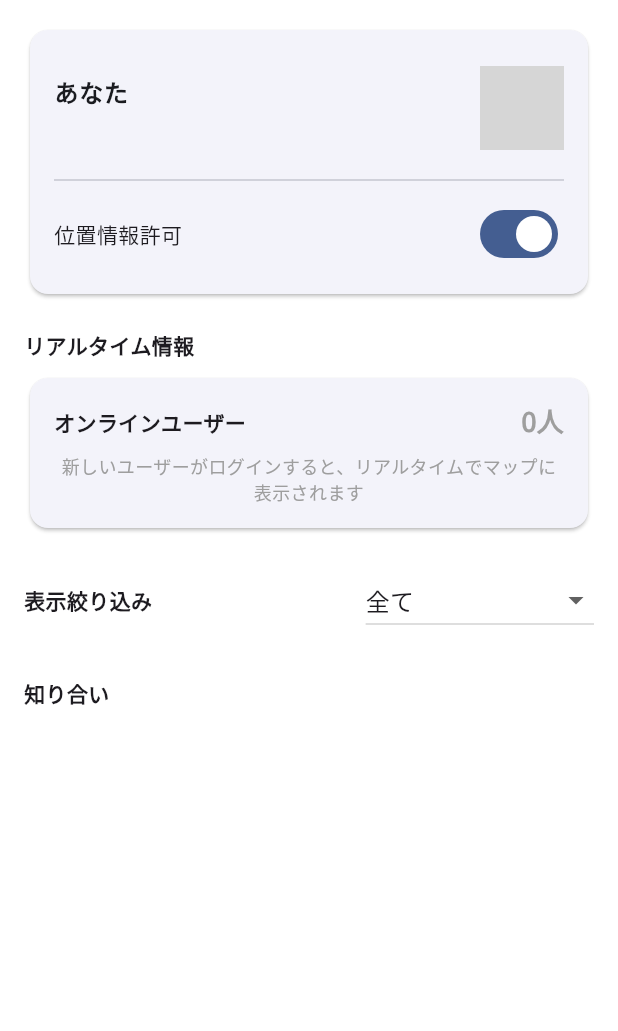
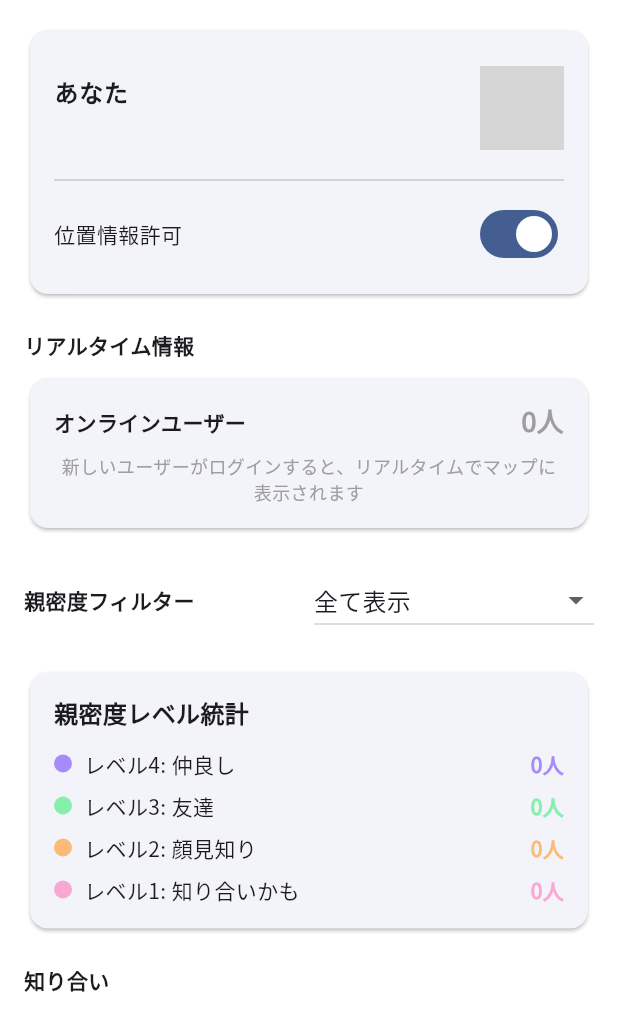
Before and after one commit to naka6ryo/Yuruito_UI_idea, a Flutter app: the HomeScreen widget shown alone on an empty page, opened directly, on a phone screen of 412 x 824 dp. Shown: the top 1031 px of the screen. Run offline on Flutter 3.47's test engine with Material 3 defaults, Android fonts, the phone set to English and light mode, and no system bars; our stand-ins replace cloud_firestore, firebase_auth, firebase_core, firebase_storage, flutter_riverpod, geolocator and 3 more; missing offline and left inert: dart:html, dart:js_util; accounts and stored records are empty; network calls fail; statements that could not run were skipped; grey boxes are pictures that could not be loaded.

Commit message:
add: good

```diff
--- a/lib/features/home/presentation/home_screen.dart
+++ b/lib/features/home/presentation/home_screen.dart
@@ -6,6 +6,7 @@ import 'package:firebase_auth/firebase_auth.dart';
 import 'package:cloud_firestore/cloud_firestore.dart';
 import '../widgets/user_card.dart';
 import '../../profile/presentation/my_profile_screen.dart';
+import '../../map/ShinmituDo/intimacy_calculator.dart';
 
 
 class HomeScreen extends StatefulWidget {
@@ -20,13 +21,14 @@ State<HomeScreen> createState() => _HomeScreenState();
 class _HomeScreenState extends State<HomeScreen> {
 final repo = FirebaseUserRepository();
 final _auth = FirebaseAuth.instance;
+final _intimacyCalculator = IntimacyCalculator();
 bool proximityOn = true;
 bool dmOn = true;
 bool locationOn = true;
 late Future<List<UserEntity>> acquaintances;
 late Future<List<UserEntity>> newAcq;
 // ▼ ここを追加（_HomeScreenState のフィールドに追記）
-Relationship? _relationFilter; // プルダウンの選択値（今回はUIのみで未使用）
+Relationship? _relationFilter; // プルダウンの選択値
 
 
 
@@ -164,42 +166,38 @@ Padding(
     mainAxisAlignment: MainAxisAlignment.spaceBetween,
     children: [
       const Text(
-        '表示絞り込み',
+        '親密度フィルター',
         style: TextStyle(fontWeight: FontWeight.bold),
       ),
       DropdownButton<Relationship?>(
-        value: _relationFilter, // 初期値は null（未選択）なので hint を表示
-        hint: const Text('選択してください'),
+        value: _relationFilter,
+        hint: const Text('レベルを選択'),
         items: const [
           DropdownMenuItem<Relationship?>(
             value: null,
-            child: Text('全て'),
+            child: Text('全て表示'),
           ),
           DropdownMenuItem(
             value: Relationship.close,
-            child: Text('仲良し'),
+            child: Text('レベル4: 仲良し'),
           ),
           DropdownMenuItem(
             value: Relationship.friend,
-            child: Text('友達'),
+            child: Text('レベル3: 友達'),
           ),
           DropdownMenuItem(
             value: Relationship.acquaintance,
-            child: Text('顔見知り'),
+            child: Text('レベル2: 顔見知り'),
           ),
           DropdownMenuItem(
             value: Relationship.passingMaybe,
-            child: Text('知り合いかも'),
+            child: Text('レベル1: 知り合いかも'),
           ),
-
-
-
         ],
         onChanged: (rel) {
           setState(() {
             _relationFilter = rel;
           });
-          // ※ ここでは UI の選択状態を保持するだけ（フィルタ処理はまだ実装しない）
         },
       ),
     ],
@@ -207,7 +205,52 @@ Padding(
 ),
 // ▲▲▲ ここまで挿入 ▲▲▲
 
+// 親密度レベル統計情報
+const SizedBox(height: 12),
+Card(
+  child: Padding(
+    padding: const EdgeInsets.all(16),
+    child: Column(
+      crossAxisAlignment: CrossAxisAlignment.start,
+      children: [
+        const Text(
+          '親密度レベル統計',
+          style: TextStyle(fontWeight: FontWeight.bold, fontSize: 16),
+        ),
+        const SizedBox(height: 12),
+        StreamBuilder<Map<String, int?>>(
+          stream: _intimacyCalculator.watchIntimacyMap(_auth.currentUser?.uid ?? ''),
+          builder: (context, snap) {
+            final intimacyMap = snap.data ?? <String, int?>{};
+            final levelCounts = <int, int>{};
 
+            // 各レベルの人数をカウント
+            for (final level in intimacyMap.values) {
+              if (level != null && level > 0) {
+                levelCounts[level] = (levelCounts[level] ?? 0) + 1;
+              }
+            }
+
+            debugPrint('🔍 親密度マップ: $intimacyMap');
+            debugPrint('📊 レベル別カウント: $levelCounts');
+
+            return Column(
+              children: [
+                _buildLevelStatRow('レベル4: 仲良し', levelCounts[4] ?? 0, const Color(0xFFA78BFA)),
+                const SizedBox(height: 8),
+                _buildLevelStatRow('レベル3: 友達', levelCounts[3] ?? 0, const Color(0xFF86EFAC)),
+                const SizedBox(height: 8),
+                _buildLevelStatRow('レベル2: 顔見知り', levelCounts[2] ?? 0, const Color(0xFFFDBA74)),
+                const SizedBox(height: 8),
+                _buildLevelStatRow('レベル1: 知り合いかも', levelCounts[1] ?? 0, const Color(0xFFF9A8D4)),
+              ],
+            );
+          },
+        ),
+      ],
+    ),
+  ),
+),
 
 /*const SizedBox(height: 12),
 const Padding(
@@ -227,48 +270,74 @@ return UserCard(user: u);
 
 
 const SizedBox(height: 12),
-const Padding(
-padding: EdgeInsets.symmetric(vertical: 8),
-child: Text('知り合い', style: TextStyle(fontWeight: FontWeight.bold)),
+Padding(
+  padding: const EdgeInsets.symmetric(vertical: 8),
+  child: Row(
+    mainAxisAlignment: MainAxisAlignment.spaceBetween,
+    children: [
+      Text(
+        _relationFilter != null
+            ? '${_relationFilter!.label} (レベル${_relationFilter!.level})'
+            : '知り合い',
+        style: const TextStyle(fontWeight: FontWeight.bold),
+      ),
+      if (_relationFilter != null)
+        TextButton(
+          onPressed: () {
+            setState(() {
+              _relationFilter = null;
+            });
+          },
+          child: const Text('フィルター解除'),
+        ),
+    ],
+  ),
 ),
-FutureBuilder(
-future: acquaintances,
-builder: (context, snap) {
+StreamBuilder<List<UserEntity>>(
+  stream: repo.watchAllUsersWithLocations(),
+  builder: (context, snap) {
+    final users = snap.data ?? <UserEntity>[];
 
-    void debugCounts(List<UserEntity> xs) {
-      final m = {for (final r in Relationship.values) r: 0};
-      for (final u in xs) {
-        m[u.relationship] = (m[u.relationship] ?? 0) + 1;
-      }
-      m.forEach((k, v) => debugPrint('[$k] $v'));
-    }
+    return StreamBuilder<Map<String, int?>>(
+      stream: _intimacyCalculator.watchIntimacyMap(_auth.currentUser?.uid ?? ''),
+      builder: (context, intimacySnap) {
+        final intimacyMap = intimacySnap.data ?? <String, int?>{};
 
-    // ここに挿入（sortの前）
-    final raw = (snap.data ?? <UserEntity>[]);
-debugCounts(raw);
+        // 実際の親密度レベルが1以上のユーザーのみを表示
+        var list = users.where((u) {
+          final actualLevel = intimacyMap[u.id];
+          return actualLevel != null && actualLevel > 0;
+        }).toList();
 
-// まず none だけ除外
-var list = raw.where((u) => u.relationship != Relationship.none).toList();
+        // フィルター処理：選択されたレベルに一致するユーザーのみ表示
+        if (_relationFilter != null) {
+          list = list.where((u) {
+            final actualLevel = intimacyMap[u.id];
+            return actualLevel == _relationFilter!.level;
+          }).toList();
+          debugPrint('🔍 フィルター適用: ${_relationFilter!.label} (レベル${_relationFilter!.level}) - ${list.length}人');
+        } else {
+          debugPrint('🔍 フィルターなし: 全レベル表示 - ${list.length}人');
+        }
 
-// ▼ フィルタ：_relationFilter が null（=すべて）なら通す。非nullなら一致のみ。
-if (_relationFilter != null) {
-  list = list.where((u) => u.relationship == _relationFilter).toList();
-}
+        // 実際の親密度レベル順にソート（レベル4: 仲良し → レベル1: 知り合いかも）
+        list.sort((a, b) {
+          final levelA = intimacyMap[a.id] ?? 0;
+          final levelB = intimacyMap[b.id] ?? 0;
+          return levelB.compareTo(levelA);
+        });
 
-// 並びは従来どおり（親密度の高い順）
-list.sort((a, b) => b.relationship.index.compareTo(a.relationship.index));
-
-
-
-// snap.data が null のときは空リストにする
-
-
-
-	if (list.isEmpty) return const SizedBox();
-	return Column(
-		children: list.map((u) => UserCard(user: u)).toList(),
-	);
-},
+        // snap.data が null のときは空リストにする
+        if (list.isEmpty) return const SizedBox();
+        return Column(
+          children: list.map((u) => UserCard(
+            user: u,
+            actualIntimacyLevel: intimacyMap[u.id],
+          )).toList(),
+        );
+      },
+    );
+  },
 ),
 ],
 );
@@ -282,6 +351,39 @@ Widget _toggleRow(String label, bool value, ValueChanged<bool> onChanged) {
 			Switch(value: value, onChanged: onChanged),
 		],
 	);
+}
+
+Widget _buildLevelStatRow(String label, int count, Color color) {
+  return Row(
+    mainAxisAlignment: MainAxisAlignment.spaceBetween,
+    children: [
+      Row(
+        children: [
+          Container(
+            width: 12,
+            height: 12,
+            decoration: BoxDecoration(
+              color: color,
+              borderRadius: BorderRadius.circular(6),
+            ),
+          ),
+          const SizedBox(width: 8),
+          Text(
+            label,
+            style: const TextStyle(fontSize: 14),
+          ),
+        ],
+      ),
+      Text(
+        '$count人',
+        style: TextStyle(
+          fontSize: 14,
+          fontWeight: FontWeight.bold,
+          color: color,
+        ),
+      ),
+    ],
+  );
 }
 
 Widget _buildMyAvatar() {
```
Also changed, not shown: lib/features/home/widgets/user_card.dart (+35 -8 lines).
